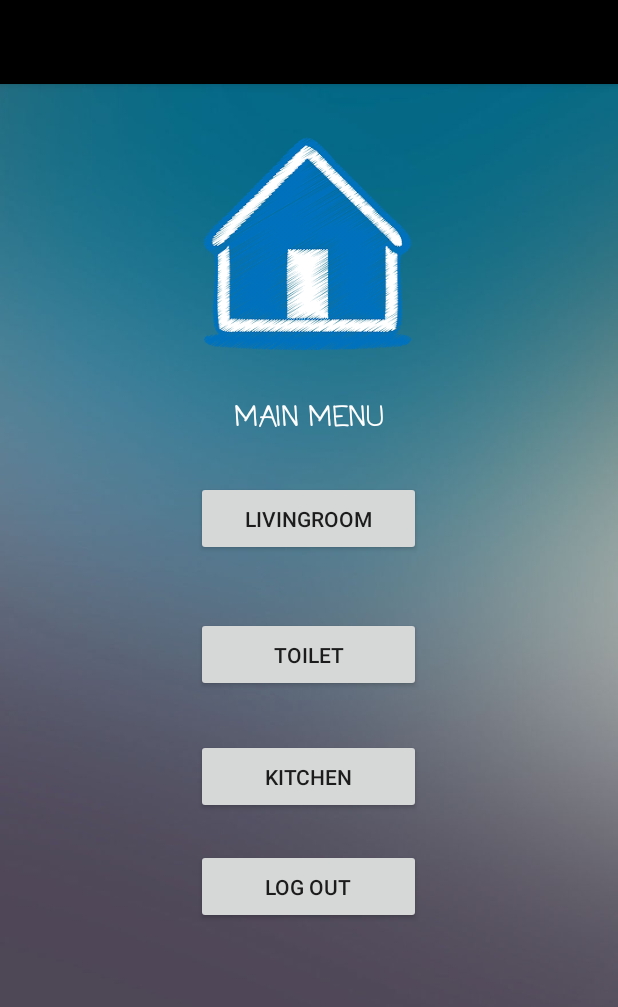
After one commit to GeanyFynnetzze/sepV2, an Android app: the MainMenuActivity screen opened directly, with no data from a screen before it, on a phone screen of 412 x 824 dp. The commit adds this screen. Shown: the top 1007 px of the screen. Run offline under Robolectric (Android 15) with nearby library versions, the phone set to English and light mode, and no system bars.

Commit message:
Main menu page

```diff
--- a/testSEP/SpaceStationV2/app/src/main/java/com/example/spacestationv2/Autenthication/Login.java
+++ b/testSEP/SpaceStationV2/app/src/main/java/com/example/spacestationv2/Autenthication/Login.java
@@ -16,6 +16,7 @@ import androidx.appcompat.app.AppCompatActivity;
 
 import com.example.spacestationv2.R;
 import com.example.spacestationv2.View.MainActivity;
+import com.example.spacestationv2.View.MainMenuActivity;
 import com.google.android.gms.tasks.OnCompleteListener;
 import com.google.android.gms.tasks.Task;
 import com.google.firebase.auth.AuthResult;
@@ -97,7 +98,7 @@ public class Login extends AppCompatActivity {
 
 
     private void loginActivity() {
-        Intent intent = new Intent(Login.this, MainActivity.class);
+        Intent intent = new Intent(Login.this, MainMenuActivity.class);
         startActivity(intent);
     }
 }
--- /dev/null
+++ b/testSEP/SpaceStationV2/app/src/main/java/com/example/spacestationv2/View/MainMenuActivity.java
@@ -0,0 +1,93 @@
+package com.example.spacestationv2.View;
+
+import androidx.appcompat.app.AppCompatActivity;
+import androidx.appcompat.widget.Toolbar;
+import androidx.fragment.app.Fragment;
+import androidx.fragment.app.FragmentTransaction;
+
+
+import android.app.FragmentManager;
+import android.content.Intent;
+import android.os.Bundle;
+import android.view.View;
+import android.widget.Button;
+
+import com.example.spacestationv2.R;
+
+public class MainMenuActivity extends AppCompatActivity {
+
+
+    public static final String EXTRA_TEXT = "message";
+    private Button openLivingRoom;
+    private Button openToilet;
+    private Button openKitchen;
+    private Button openLogOut;
+
+
+
+
+    @Override
+    protected void onCreate(Bundle savedInstanceState) {
+        super.onCreate(savedInstanceState);
+        setContentView(R.layout.activity_main_menu);
+
+
+        Toolbar toolbar = findViewById(R.id.toolbar);
+        openLivingRoom = findViewById(R.id.living_room);
+        openToilet = findViewById(R.id.toilet);
+        openKitchen = findViewById((R.id.kitchen));
+        openLogOut = findViewById(R.id.log_out);
+
+
+        openLivingRoom.setOnClickListener(new View.OnClickListener() {
+            @Override
+            public void onClick(View v) {
+               openLivingRoom();
+            }
+        });
+
+        openToilet.setOnClickListener(new View.OnClickListener() {
+            @Override
+            public void onClick(View v) {
+                openToilet();
+            }
+        });
+
+        openKitchen.setOnClickListener(new View.OnClickListener() {
+            @Override
+            public void onClick(View v) {
+                openKitchen();
+            }
+        });
+    }
+
+    private void openLivingRoom() {
+
+        Intent intent = new Intent(this, MainActivity.class);
+        String message = "Livingroom";
+
+        intent.putExtra(EXTRA_TEXT, message);
+        startActivity(intent);
+
+    }
+
+    private void openToilet() {
+
+        Intent intent = new Intent(this, MainActivity.class);
+        String message = "Toilet";
+
+        intent.putExtra(EXTRA_TEXT, message);
+        startActivity(intent);
+
+    }
+    private void openKitchen() {
+
+        Intent intent = new Intent(this, MainActivity.class);
+        String message = "Kitchen";
+
+        intent.putExtra(EXTRA_TEXT, message);
+        startActivity(intent);
+
+    }
+
+}
--- /dev/null
+++ b/testSEP/SpaceStationV2/app/src/main/res/layout/activity_main_menu.xml
@@ -0,0 +1,97 @@
+<?xml version="1.0" encoding="utf-8"?>
+<androidx.constraintlayout.widget.ConstraintLayout xmlns:android="http://schemas.android.com/apk/res/android"
+    xmlns:app="http://schemas.android.com/apk/res-auto"
+    xmlns:tools="http://schemas.android.com/tools"
+    android:layout_width="match_parent"
+    android:layout_height="match_parent"
+    android:background="@drawable/ic_backgroundmaine"
+    tools:context="com.example.spacestationv2.View.MainMenuActivity">
+
+    <androidx.appcompat.widget.Toolbar
+        android:id="@+id/toolbar"
+        android:layout_width="match_parent"
+        android:layout_height="wrap_content"
+        android:background="@android:color/background_dark"
+        android:elevation="4dp"
+        android:theme="@style/ThemeOverlay.AppCompat.Dark.ActionBar"
+        app:popupTheme="@style/ThemeOverlay.AppCompat.Light"
+        tools:ignore="MissingConstraints"
+        />
+
+    <androidx.appcompat.widget.AppCompatImageView
+        android:id="@+id/appCompatImageView2"
+        android:layout_width="150dp"
+        android:layout_height="150dp"
+        app:layout_constraintBottom_toBottomOf="parent"
+        app:layout_constraintEnd_toEndOf="parent"
+        app:layout_constraintHorizontal_bias="0.498"
+        app:layout_constraintStart_toStartOf="parent"
+        app:layout_constraintTop_toTopOf="parent"
+        app:layout_constraintVertical_bias="0.133"
+        android:background="@drawable/ic_mainmenuhouse"/>
+
+    <TextView
+        android:layout_width="150dp"
+        android:layout_height="30dp"
+        app:layout_constraintBottom_toTopOf="@+id/living_room"
+        app:layout_constraintEnd_toEndOf="parent"
+        app:layout_constraintStart_toStartOf="parent"
+        app:layout_constraintTop_toBottomOf="@+id/appCompatImageView2"
+        android:text="MAIN MENU"
+        android:textSize="18dp"
+        android:textColor="@android:color/white"
+        android:fontFamily="casual"
+        android:textStyle="bold"
+        android:textAlignment="center"/>
+
+    <Button
+        android:id="@+id/living_room"
+        android:layout_width="150dp"
+        android:layout_height="50dp"
+        android:text="Livingroom"
+        app:layout_constraintBottom_toBottomOf="parent"
+        app:layout_constraintEnd_toEndOf="parent"
+        app:layout_constraintHorizontal_bias="0.498"
+        app:layout_constraintStart_toStartOf="parent"
+        app:layout_constraintTop_toBottomOf="@+id/appCompatImageView2"
+        app:layout_constraintVertical_bias="0.152" />
+
+    <Button
+        android:id="@+id/toilet"
+        android:layout_width="150dp"
+        android:layout_height="50dp"
+        android:text="Toilet"
+        app:layout_constraintBottom_toBottomOf="parent"
+        app:layout_constraintEnd_toEndOf="parent"
+        app:layout_constraintHorizontal_bias="0.498"
+        app:layout_constraintStart_toStartOf="parent"
+        app:layout_constraintTop_toBottomOf="@+id/living_room"
+        app:layout_constraintVertical_bias="0.10" />
+
+    <Button
+        android:id="@+id/kitchen"
+        android:layout_width="150dp"
+        android:layout_height="50dp"
+        app:layout_constraintBottom_toBottomOf="parent"
+        app:layout_constraintEnd_toEndOf="parent"
+        app:layout_constraintHorizontal_bias="0.498"
+        app:layout_constraintStart_toStartOf="parent"
+        app:layout_constraintTop_toBottomOf="@+id/toilet"
+        app:layout_constraintVertical_bias="0.10"
+        android:text="Kitchen"/>
+
+    <Button
+        android:id="@+id/log_out"
+        android:layout_width="150dp"
+        android:layout_height="50dp"
+        app:layout_constraintBottom_toBottomOf="parent"
+        app:layout_constraintEnd_toEndOf="parent"
+        app:layout_constraintHorizontal_bias="0.498"
+        app:layout_constraintStart_toStartOf="parent"
+        app:layout_constraintTop_toBottomOf="@+id/kitchen"
+        app:layout_constraintVertical_bias="0.10"
+        android:text="Log Out"/>
+
+
+
+</androidx.constraintlayout.widget.ConstraintLayout>
--- a/testSEP/SpaceStationV2/app/src/main/res/layout/fragment_living_room.xml
+++ b/testSEP/SpaceStationV2/app/src/main/res/layout/fragment_living_room.xml
@@ -4,7 +4,8 @@
     xmlns:tools="http://schemas.android.com/tools"
     android:layout_width="match_parent"
     android:layout_height="match_parent"
-    android:background="@android:color/darker_gray">
+    android:background="@android:color/darker_gray"
+    android:id="@+id/livingroom">
 
     <androidx.core.widget.NestedScrollView
         android:layout_width="match_parent"
```
Also changed, not shown: testSEP/SpaceStationV2/app/src/main/AndroidManifest.xml (+9 -7 lines), testSEP/SpaceStationV2/app/src/main/java/com/example/spacestationv2/View/MainActivity.java (+23 -3 lines), testSEP/SpaceStationV2/app/src/main/res/drawable/ic_backgroundmaine.png (added), testSEP/SpaceStationV2/app/src/main/res/drawable/ic_mainmenuhouse.png (added).
